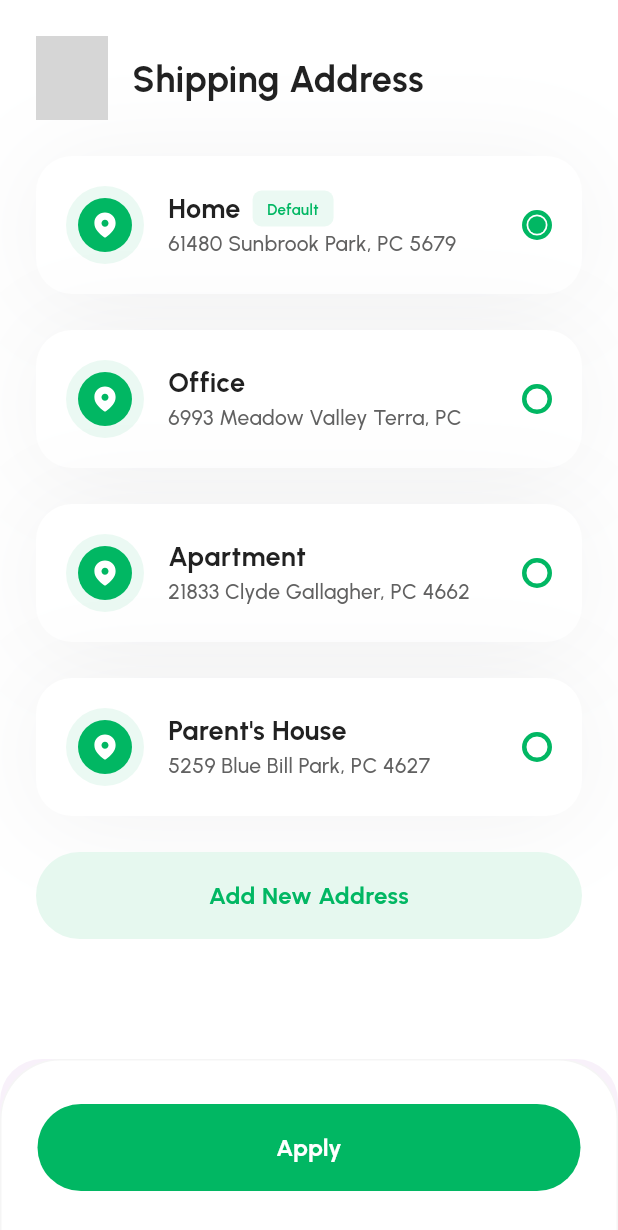
After one commit to HamiidrezaRamezani/potea-plant-e-commerce, a Flutter app: the ShippingAddressPage screen opened directly, on a phone screen of 412 x 824 dp. The commit adds this screen. Shown: the top 1230 px of the screen. Run offline on Flutter 3.47's test engine with Material 3 defaults, Android fonts, the light colour scheme and no system bars; our stand-ins replace dots_indicator, flutter_svg, lottie, pin_code_fields; grey boxes are pictures that could not be loaded.

Commit message:
add shipping address page single

```diff
--- a/lib/Presentation/ui/index_screens/cart_order_checkout_screens/checkout_page.dart
+++ b/lib/Presentation/ui/index_screens/cart_order_checkout_screens/checkout_page.dart
@@ -6,6 +6,7 @@ import 'package:potea_plant_e_commerce/DesignSystem/colors/app_colors.dart';
 import 'package:potea_plant_e_commerce/DesignSystem/images/app_images.dart';
 import 'package:potea_plant_e_commerce/DesignSystem/shadow/app_shadow.dart';
 import 'package:potea_plant_e_commerce/DesignSystem/size/app_size.dart';
+import 'package:potea_plant_e_commerce/Presentation/ui/index_screens/cart_order_checkout_screens/shpping_address_page.dart';
 
 import '../../../../DesignSystem/icons/app_icons.dart';
 import '../../../../DesignSystem/padding/app_padding.dart';
@@ -127,7 +128,12 @@ class _CheckoutPageState extends State<CheckoutPage> {
                     const SizedBox(
                       width: 12.0,
                     ),
-                    SvgPicture.asset(AppIcons.editBold),
+                    InkWell(
+                      onTap: (){
+                        Navigator.push(context, MaterialPageRoute(builder: (context)=>const ShippingAddressPage()));
+                      },
+                      child: SvgPicture.asset(AppIcons.editBold),
+                    ),
                     const SizedBox(
                       width: 20.0,
                     ),
--- /dev/null
+++ b/lib/Presentation/ui/index_screens/cart_order_checkout_screens/shpping_address_page.dart
@@ -0,0 +1,520 @@
+import 'package:flutter/material.dart';
+import 'package:flutter_svg/svg.dart';
+import 'package:potea_plant_e_commerce/DesignSystem/buttons/app_buttons.dart';
+import 'package:potea_plant_e_commerce/DesignSystem/colors/app_colors.dart';
+import 'package:potea_plant_e_commerce/DesignSystem/shadow/app_shadow.dart';
+import 'package:potea_plant_e_commerce/DesignSystem/size/app_size.dart';
+
+import '../../../../DesignSystem/icons/app_icons.dart';
+import '../../../../DesignSystem/padding/app_padding.dart';
+import '../../../../DesignSystem/typography/text_style.dart';
+
+class ShippingAddressPage extends StatefulWidget {
+  const ShippingAddressPage({super.key});
+
+  @override
+  State<ShippingAddressPage> createState() => _ShippingAddressPageState();
+}
+
+class _ShippingAddressPageState extends State<ShippingAddressPage> {
+
+  int addressSelectedIndex = 0;
+
+  @override
+  Widget build(BuildContext context) {
+    return Scaffold(
+      backgroundColor: AppColors.white,
+      body: ListView(
+        children: [
+          AppPadding.paddingOnlyWidget(
+              SizedBox(
+                height: 56.0,
+                width: context.width,
+                child: Row(
+                  mainAxisAlignment: MainAxisAlignment.spaceBetween,
+                  children: [
+                    Row(
+                      children: [
+                        InkWell(
+                          onTap: () {},
+                          child: SvgPicture.asset(AppIcons.arrowLeft),
+                        ),
+                        const SizedBox(
+                          width: 16.0,
+                        ),
+                        TextStyles.heading4(
+                            'Shipping Address', AppColors.grey900),
+                      ],
+                    ),
+                  ],
+                ),
+              ),
+              24.0,
+              24.0,
+              24.0,
+              0.0),
+          const SizedBox(
+            height: 24.0,
+          ),
+          AppPadding.paddingOnlyWidget(
+              InkWell(
+                onTap: (){
+                  setState(() {
+                    addressSelectedIndex = 0;
+                  });
+                },
+                borderRadius: const BorderRadius.all(Radius.circular(24.0)),
+                child: Container(
+                  height: 92.0,
+                  width: context.width,
+                  decoration: BoxDecoration(
+                    boxShadow: AppShadow.shadow2,
+                    borderRadius: const BorderRadius.all(Radius.circular(24.0)),
+                    color: AppColors.white,
+                  ),
+                  child: Row(
+                    children: [
+                      const SizedBox(
+                        width: 20.0,
+                      ),
+                      Container(
+                        height: 52.0,
+                        width: 52.0,
+                        decoration: BoxDecoration(
+                          shape: BoxShape.circle,
+                          color: AppColors.greenTran,
+                        ),
+                        child: Center(
+                          child: Container(
+                            height: 36.0,
+                            width: 36.0,
+                            decoration: BoxDecoration(
+                                shape: BoxShape.circle,
+                                color: AppColors.primary500Color),
+                            child: Center(
+                              child: SvgPicture.asset(
+                                AppIcons.locationBoldIcon,
+                                height: 20.0,
+                              ),
+                            ),
+                          ),
+                        ),
+                      ),
+                      const SizedBox(
+                        width: 16.0,
+                      ),
+                      Expanded(
+                          child: SizedBox(
+                        height: 48.0,
+                        child: Column(
+                          children: [
+                            Row(
+                              children: [
+                                TextStyles.heading6('Home', AppColors.grey900),
+                                const SizedBox(
+                                  width: 8.0,
+                                ),
+                                Container(
+                                  height: 24.0,
+                                  width: 54.0,
+                                  decoration: BoxDecoration(
+                                    borderRadius: const BorderRadius.all(
+                                      Radius.circular(6.0),
+                                    ),
+                                    color: AppColors.greenTran,
+                                  ),
+                                  child: Center(
+                                    child: TextStyles.bodyXS(
+                                        'Default',
+                                        AppColors.primary500Color,
+                                        'semiBold',
+                                        TextAlign.center),
+                                  ),
+                                )
+                              ],
+                            ),
+                            Row(
+                              children: [
+                                TextStyles.bodyM('61480 Sunbrook Park, PC 5679',
+                                    AppColors.grey700, 'medium', TextAlign.left)
+                              ],
+                            ),
+                          ],
+                        ),
+                      )),
+                      const SizedBox(
+                        width: 12.0,
+                      ),
+                      Container(
+                          height: 20.0,
+                          width: 20.0,
+                          decoration: BoxDecoration(
+                              shape: BoxShape.circle,
+                              color: AppColors.white,
+                              border: Border.all(
+                                  width: 3.0,
+                                  color: AppColors.primary500Color
+                              )
+                          ),
+                          child: (addressSelectedIndex == 0)?Center(
+                            child: Container(
+                              height: 11.67,
+                              width: 11.67,
+                              decoration: BoxDecoration(
+                                  shape: BoxShape.circle,
+                                  color: AppColors.primary500Color
+                              ),
+                            ),
+                          ): null
+                      ),
+                      const SizedBox(
+                        width: 20.0,
+                      ),
+                    ],
+                  ),
+                ),
+              ),
+              24.0,
+              24.0,
+              0.0,
+              0.0),
+          AppPadding.paddingOnlyWidget(
+              InkWell(
+                onTap: (){
+                  setState(() {
+                    addressSelectedIndex = 1;
+                  });
+                },
+                borderRadius: const BorderRadius.all(Radius.circular(24.0)),
+                child: Container(
+                  height: 92.0,
+                  width: context.width,
+                  decoration: BoxDecoration(
+                    boxShadow: AppShadow.shadow2,
+                    borderRadius: const BorderRadius.all(Radius.circular(24.0)),
+                    color: AppColors.white,
+                  ),
+                  child: Row(
+                    children: [
+                      const SizedBox(
+                        width: 20.0,
+                      ),
+                      Container(
+                        height: 52.0,
+                        width: 52.0,
+                        decoration: BoxDecoration(
+                          shape: BoxShape.circle,
+                          color: AppColors.greenTran,
+                        ),
+                        child: Center(
+                          child: Container(
+                            height: 36.0,
+                            width: 36.0,
+                            decoration: BoxDecoration(
+                                shape: BoxShape.circle,
+                                color: AppColors.primary500Color),
+                            child: Center(
+                              child: SvgPicture.asset(
+                                AppIcons.locationBoldIcon,
+                                height: 20.0,
+                              ),
+                            ),
+                          ),
+                        ),
+                      ),
+                      const SizedBox(
+                        width: 16.0,
+                      ),
+                      Expanded(
+                          child: SizedBox(
+                            height: 48.0,
+                            child: Column(
+                              children: [
+                                Row(
+                                  children: [
+                                    TextStyles.heading6('Office', AppColors.grey900),
+                                  ],
+                                ),
+                                Row(
+                                  children: [
+                                    TextStyles.bodyM('6993 Meadow Valley Terra, PC ',
+                                        AppColors.grey700, 'medium', TextAlign.left)
+                                  ],
+                                ),
+                              ],
+                            ),
+                          )),
+                      const SizedBox(
+                        width: 12.0,
+                      ),
+                      Container(
+                          height: 20.0,
+                          width: 20.0,
+                          decoration: BoxDecoration(
+                              shape: BoxShape.circle,
+                              color: AppColors.white,
+                              border: Border.all(
+                                  width: 3.0,
+                                  color: AppColors.primary500Color
+                              )
+                          ),
+                          child: (addressSelectedIndex == 1)?Center(
+                            child: Container(
+                              height: 11.67,
+                              width: 11.67,
+                              decoration: BoxDecoration(
+                                  shape: BoxShape.circle,
+                                  color: AppColors.primary500Color
+                              ),
+                            ),
+                          ): null
+                      ),
+                      const SizedBox(
+                        width: 20.0,
+                      ),
+                    ],
+                  ),
+                ),
+              ),
+              24.0,
+              24.0,
+              24.0,
+              0.0),
+          AppPadding.paddingOnlyWidget(
+              InkWell(
+                onTap: (){
+                  setState(() {
+                    addressSelectedIndex = 2;
+                  });
+                },
+                borderRadius: const BorderRadius.all(Radius.circular(24.0)),
+                child: Container(
+                  height: 92.0,
+                  width: context.width,
+                  decoration: BoxDecoration(
+                    boxShadow: AppShadow.shadow2,
+                    borderRadius: const BorderRadius.all(Radius.circular(24.0)),
+                    color: AppColors.white,
+                  ),
+                  child: Row(
+                    children: [
+                      const SizedBox(
+                        width: 20.0,
+                      ),
+                      Container(
+                        height: 52.0,
+                        width: 52.0,
+                        decoration: BoxDecoration(
+                          shape: BoxShape.circle,
+                          color: AppColors.greenTran,
+                        ),
+                        child: Center(
+                          child: Container(
+                            height: 36.0,
+                            width: 36.0,
+                            decoration: BoxDecoration(
+                                shape: BoxShape.circle,
+                                color: AppColors.primary500Color),
+                            child: Center(
+                              child: SvgPicture.asset(
+                                AppIcons.locationBoldIcon,
+                                height: 20.0,
+                              ),
+                            ),
+                          ),
+                        ),
+                      ),
+                      const SizedBox(
+                        width: 16.0,
+                      ),
+                      Expanded(
+                          child: SizedBox(
+                            height: 48.0,
+                            child: Column(
+                              children: [
+                                Row(
+                                  children: [
+                                    TextStyles.heading6('Apartment', AppColors.grey900),
+                                  ],
+                                ),
+                                Row(
+                                  children: [
+                                    TextStyles.bodyM('21833 Clyde Gallagher, PC 4662',
+                                        AppColors.grey700, 'medium', TextAlign.left)
+                                  ],
+                                ),
+                              ],
+                            ),
+                          )),
+                      const SizedBox(
+                        width: 12.0,
+                      ),
+                      Container(
+                          height: 20.0,
+                          width: 20.0,
+                          decoration: BoxDecoration(
+                              shape: BoxShape.circle,
+                              color: AppColors.white,
+                              border: Border.all(
+                                  width: 3.0,
+                                  color: AppColors.primary500Color
+                              )
+                          ),
+                          child: (addressSelectedIndex == 2)?Center(
+                            child: Container(
+                              height: 11.67,
+                              width: 11.67,
+                              decoration: BoxDecoration(
+                                  shape: BoxShape.circle,
+                                  color: AppColors.primary500Color
+                              ),
+                            ),
+                          ): null
+                      ),
+                      const SizedBox(
+                        width: 20.0,
+                      ),
+                    ],
+                  ),
+                ),
+              ),
+              24.0,
+              24.0,
+              24.0,
+              0.0),
+          AppPadding.paddingOnlyWidget(
+              InkWell(
+                onTap: (){
+                  setState(() {
+                    addressSelectedIndex = 3;
+                  });
+                },
+                borderRadius: const BorderRadius.all(Radius.circular(24.0)),
+                child: Container(
+                  height: 92.0,
+                  width: context.width,
+                  decoration: BoxDecoration(
+                    boxShadow: AppShadow.shadow2,
+                    borderRadius: const BorderRadius.all(Radius.circular(24.0)),
+                    color: AppColors.white,
+                  ),
+                  child: Row(
+                    children: [
+                      const SizedBox(
+                        width: 20.0,
+                      ),
+                      Container(
+                        height: 52.0,
+                        width: 52.0,
+                        decoration: BoxDecoration(
+                          shape: BoxShape.circle,
+                          color: AppColors.greenTran,
+                        ),
+                        child: Center(
+                          child: Container(
+                            height: 36.0,
+                            width: 36.0,
+                            decoration: BoxDecoration(
+                                shape: BoxShape.circle,
+                                color: AppColors.primary500Color),
+                            child: Center(
+                              child: SvgPicture.asset(
+                                AppIcons.locationBoldIcon,
+                                height: 20.0,
+                              ),
+                            ),
+                          ),
+                        ),
+                      ),
+                      const SizedBox(
+                        width: 16.0,
+                      ),
+                      Expanded(
+                          child: SizedBox(
+                            height: 48.0,
+                            child: Column(
+                              children: [
+                                Row(
+                                  children: [
+                                    TextStyles.heading6("Parent's House", AppColors.grey900),
+                                  ],
+                                ),
+                                Row(
+                                  children: [
+                                    TextStyles.bodyM('5259 Blue Bill Park, PC 4627',
+                                        AppColors.grey700, 'medium', TextAlign.left)
+                                  ],
+                                ),
+                              ],
+                            ),
+                          )),
+                      const SizedBox(
+                        width: 12.0,
+                      ),
+                      Container(
+                          height: 20.0,
+                          width: 20.0,
+                          decoration: BoxDecoration(
+                              shape: BoxShape.circle,
+                              color: AppColors.white,
+                              border: Border.all(
+                                  width: 3.0,
+                                  color: AppColors.primary500Color
+                              )
+                          ),
+                          child: (addressSelectedIndex == 3)?Center(
+                            child: Container(
+                              height: 11.67,
+                              width: 11.67,
+                              decoration: BoxDecoration(
+                                  shape: BoxShape.circle,
+                                  color: AppColors.primary500Color
+                              ),
+                            ),
+                          ): null
+                      ),
+                      const SizedBox(
+                        width: 20.0,
+                      ),
+                    ],
+                  ),
+                ),
+              ),
+              24.0,
+              24.0,
+              24.0,
+              0.0),
+          const SizedBox(
+            height: 24.0,
+          ),
+          AppPadding.paddingOnlyWidget(AppButtons.buttonWithoutIcon('Add New Address', context.width, 58, AppColors.primary500Color, 100.0, AppColors.primary100Color), 24.0, 24.0, 0.0, 0.0)
+        ],
+      ),
+      bottomSheet: Container(
+        height: 118.0,
+        width: context.width,
+        decoration: BoxDecoration(
+          borderRadius: const BorderRadius.only(
+              topRight: Radius.circular(40.0), topLeft: Radius.circular(40.0)),
+          color: AppColors.white,
+          border: Border.all(width: 1.0, color: AppColors.grey100),
+        ),
+        child: Center(
+            child: Directionality(
+                textDirection: TextDirection.rtl,
+                child: AppPadding.paddingOnlyWidget(
+                    AppButtons.buttonWithoutIcon(
+                        'Apply',
+                        context.width,
+                        58.0,
+                        AppColors.white,
+                        100.0,
+                        AppColors.primary500Color),
+                    24.0,
+                    24.0,
+                    0.0,
+                    0.0))),
+      ),
+    );
+  }
+}
```
